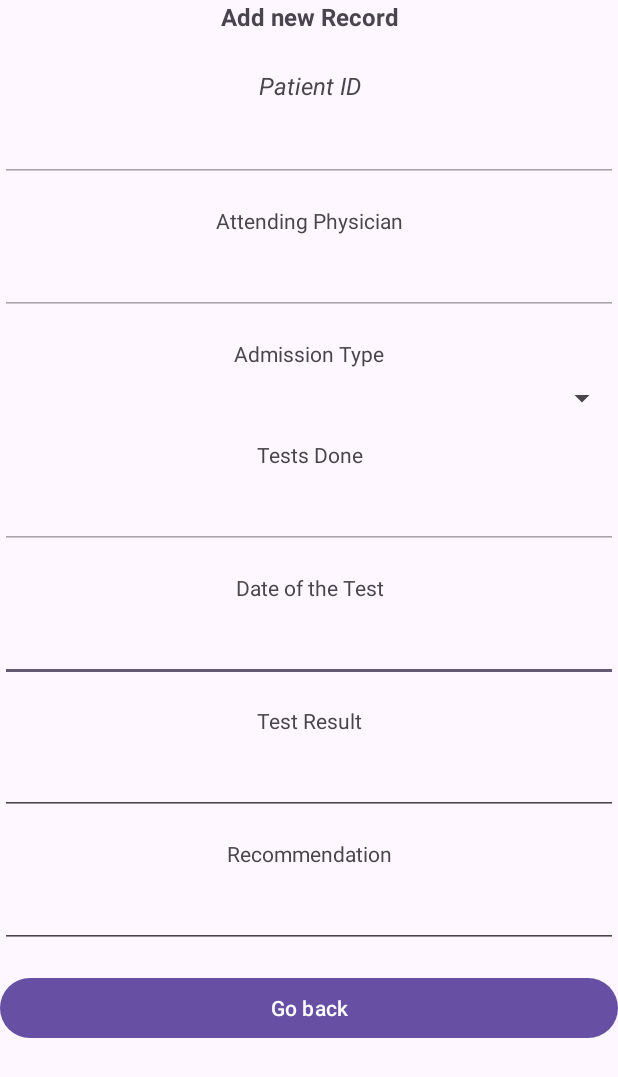
After one commit to NayrbUser00/EHR, an Android app: the Showmedicnotes screen opened directly, with no data from a screen before it, on a phone screen of 412 x 824 dp. The commit adds this screen. Shown: the top 1077 px of the screen. Run offline under Robolectric (Android 15) with nearby library versions, the phone set to English and light mode, and no system bars.

Commit message:
for saving

```diff
--- a/app/src/main/AndroidManifest.xml
+++ b/app/src/main/AndroidManifest.xml
@@ -28,6 +28,9 @@
         android:supportsRtl="true"
         android:theme="@style/Theme.MyApplicationasa"
         tools:targetApi="31">
+        <activity
+            android:name=".Showmedicnotes"
+            android:exported="false" />
         <activity
             android:name=".Addnotes"
             android:exported="false" />
--- /dev/null
+++ b/app/src/main/java/com/example/myapplicationasa/Showmedicnotes.java
@@ -0,0 +1,24 @@
+package com.example.myapplicationasa;
+
+import android.os.Bundle;
+
+import androidx.activity.EdgeToEdge;
+import androidx.appcompat.app.AppCompatActivity;
+import androidx.core.graphics.Insets;
+import androidx.core.view.ViewCompat;
+import androidx.core.view.WindowInsetsCompat;
+
+public class Showmedicnotes extends AppCompatActivity {
+
+    @Override
+    protected void onCreate(Bundle savedInstanceState) {
+        super.onCreate(savedInstanceState);
+        EdgeToEdge.enable(this);
+        setContentView(R.layout.activity_showmedicnotes);
+        ViewCompat.setOnApplyWindowInsetsListener(findViewById(R.id.main), (v, insets) -> {
+            Insets systemBars = insets.getInsets(WindowInsetsCompat.Type.systemBars());
+            v.setPadding(systemBars.left, systemBars.top, systemBars.right, systemBars.bottom);
+            return insets;
+        });
+    }
+}
--- a/app/src/main/java/com/example/myapplicationasa/documents.java
+++ b/app/src/main/java/com/example/myapplicationasa/documents.java
@@ -247,10 +247,6 @@ public class documents extends AppCompatActivity {
     }
 
 
-    public void onPdfClick(File pdfFile) {
-        openPdf(pdfFile);
-    }
-
 
     public void openPdf(File pdfFile) {
         try {
--- /dev/null
+++ b/app/src/main/res/layout/activity_showmedicnotes.xml
@@ -0,0 +1,210 @@
+<?xml version="1.0" encoding="utf-8"?>
+<ScrollView
+    xmlns:android="http://schemas.android.com/apk/res/android"
+    xmlns:app="http://schemas.android.com/apk/res-auto"
+    xmlns:tools="http://schemas.android.com/tools"
+    android:id="@+id/scrollView"
+    android:layout_width="match_parent"
+    android:layout_height="match_parent"
+    tools:context=".Addnotes">
+
+    <androidx.constraintlayout.widget.ConstraintLayout
+        android:id="@+id/main"
+        android:layout_width="match_parent"
+        android:layout_height="wrap_content"
+        android:padding="16dp">
+
+        <!-- Title -->
+        <TextView
+            android:id="@+id/textView15"
+            android:layout_width="0dp"
+            android:layout_height="wrap_content"
+            android:text="Add new Record"
+            android:textAlignment="center"
+            android:textSize="16sp"
+            android:textStyle="bold"
+            app:layout_constraintTop_toTopOf="parent"
+            app:layout_constraintStart_toStartOf="parent"
+            app:layout_constraintEnd_toEndOf="parent" />
+
+        <!-- Patient ID Label -->
+        <TextView
+            android:id="@+id/textView17"
+            android:layout_width="0dp"
+            android:layout_height="wrap_content"
+            android:layout_marginTop="24dp"
+            android:text="Patient ID"
+            android:textAlignment="center"
+            android:textSize="16sp"
+            android:textStyle="italic"
+            app:layout_constraintTop_toBottomOf="@id/textView15"
+            app:layout_constraintStart_toStartOf="parent"
+            app:layout_constraintEnd_toEndOf="parent" />
+
+        <!-- Patient ID Input -->
+        <EditText
+            android:id="@+id/showpatientid"
+            android:layout_width="0dp"
+            android:layout_height="wrap_content"
+            android:layout_marginTop="8dp"
+            android:inputType="number"
+            android:enabled="false"
+            app:layout_constraintTop_toBottomOf="@id/textView17"
+            app:layout_constraintStart_toStartOf="parent"
+            app:layout_constraintEnd_toEndOf="parent" />
+
+        <!-- Attending Physician Label -->
+        <TextView
+            android:id="@+id/textView18"
+            android:layout_width="0dp"
+            android:layout_height="wrap_content"
+            android:layout_marginTop="16dp"
+            android:text="Attending Physician"
+            android:textAlignment="center"
+            app:layout_constraintTop_toBottomOf="@id/showpatientid"
+            app:layout_constraintStart_toStartOf="parent"
+            app:layout_constraintEnd_toEndOf="parent" />
+
+        <!-- Attending Physician Input -->
+        <EditText
+            android:id="@+id/showphysician"
+            android:layout_width="0dp"
+            android:layout_height="wrap_content"
+            android:layout_marginTop="8dp"
+            android:inputType="text"
+            android:enabled="false"
+            app:layout_constraintTop_toBottomOf="@id/textView18"
+            app:layout_constraintStart_toStartOf="parent"
+            app:layout_constraintEnd_toEndOf="parent" />
+
+        <!-- Admission Type Label -->
+        <TextView
+            android:id="@+id/textView22"
+            android:layout_width="0dp"
+            android:layout_height="wrap_content"
+            android:layout_marginTop="16dp"
+            android:text="Admission Type"
+            android:textAlignment="center"
+            app:layout_constraintTop_toBottomOf="@id/showphysician"
+            app:layout_constraintStart_toStartOf="parent"
+            app:layout_constraintEnd_toEndOf="parent" />
+
+        <!-- Admission Type Spinner -->
+        <Spinner
+            android:id="@+id/spinner1"
+            android:layout_width="0dp"
+            android:layout_height="wrap_content"
+            android:layout_marginTop="8dp"
+            app:layout_constraintTop_toBottomOf="@id/textView22"
+            app:layout_constraintStart_toStartOf="parent"
+            app:layout_constraintEnd_toEndOf="parent" />
+
+        <!-- Tests Done Label -->
+        <TextView
+            android:id="@+id/textView19"
+            android:layout_width="0dp"
+            android:layout_height="wrap_content"
+            android:layout_marginTop="16dp"
+            android:text="Tests Done"
+            android:textAlignment="center"
+            app:layout_constraintTop_toBottomOf="@id/spinner1"
+            app:layout_constraintStart_toStartOf="parent"
+            app:layout_constraintEnd_toEndOf="parent" />
+
+        <!-- Tests Done Input -->
+        <EditText
+            android:id="@+id/showtestdone"
+            android:layout_width="0dp"
+            android:layout_height="wrap_content"
+            android:layout_marginTop="8dp"
+            android:inputType="text"
+            android:enabled="false"
+            app:layout_constraintTop_toBottomOf="@id/textView19"
+            app:layout_constraintStart_toStartOf="parent"
+            app:layout_constraintEnd_toEndOf="parent" />
+
+        <!-- Date of the Test Label -->
+        <TextView
+            android:id="@+id/textView20"
+            android:layout_width="0dp"
+            android:layout_height="wrap_content"
+            android:layout_marginTop="16dp"
+            android:text="Date of the Test"
+            android:textAlignment="center"
+            app:layout_constraintTop_toBottomOf="@id/showtestdone"
+            app:layout_constraintStart_toStartOf="parent"
+            app:layout_constraintEnd_toEndOf="parent" />
+
+        <!-- Date of the Test Input -->
+        <EditText
+            android:id="@+id/showTextDate"
+            android:layout_width="0dp"
+            android:layout_height="wrap_content"
+            android:layout_marginTop="8dp"
+            android:inputType="date"
+            app:layout_constraintTop_toBottomOf="@id/textView20"
+            app:layout_constraintStart_toStartOf="parent"
+            app:layout_constraintEnd_toEndOf="parent" />
+
+        <!-- Test Result Label -->
+        <TextView
+            android:id="@+id/textView21"
+            android:layout_width="0dp"
+            android:layout_height="wrap_content"
+            android:layout_marginTop="16dp"
+            android:text="Test Result"
+            android:textAlignment="center"
+            app:layout_constraintTop_toBottomOf="@id/showTextDate"
+            app:layout_constraintStart_toStartOf="parent"
+            app:layout_constraintEnd_toEndOf="parent" />
+
+        <!-- Test Result Input -->
+        <EditText
+            android:id="@+id/showTresult"
+            android:layout_width="0dp"
+            android:layout_height="wrap_content"
+            android:layout_marginTop="8dp"
+            android:inputType="text"
+            app:layout_constraintTop_toBottomOf="@id/textView21"
+            app:layout_constraintStart_toStartOf="parent"
+            app:layout_constraintEnd_toEndOf="parent" />
+
+        <!-- Recommendation Label -->
+        <TextView
+            android:id="@+id/textView23"
+            android:layout_width="0dp"
+            android:layout_height="wrap_content"
+            android:layout_marginTop="16dp"
+            android:text="Recommendation"
+            android:textAlignment="center"
+            app:layout_constraintTop_toBottomOf="@id/showTresult"
+            app:layout_constraintStart_toStartOf="parent"
+            app:layout_constraintEnd_toEndOf="parent" />
+
+        <!-- Recommendation Input -->
+        <EditText
+            android:id="@+id/showTextTextMultiLine"
+            android:layout_width="0dp"
+            android:layout_height="wrap_content"
+            android:layout_marginTop="8dp"
+            android:gravity="start|top"
+            android:inputType="textMultiLine"
+            android:scrollbars="vertical"
+            app:layout_constraintTop_toBottomOf="@id/textView23"
+            app:layout_constraintStart_toStartOf="parent"
+            app:layout_constraintEnd_toEndOf="parent" />
+
+        <!-- Save Button -->
+        <Button
+            android:id="@+id/btnBack"
+            android:layout_width="0dp"
+            android:layout_height="wrap_content"
+            android:layout_marginTop="16dp"
+            android:text="Go back"
+            app:layout_constraintTop_toBottomOf="@id/showTextTextMultiLine"
+            app:layout_constraintStart_toStartOf="parent"
+            app:layout_constraintEnd_toEndOf="parent"
+            app:layout_constraintBottom_toBottomOf="parent" />
+
+    </androidx.constraintlayout.widget.ConstraintLayout>
+</ScrollView>
```
Also changed, not shown: app/src/main/java/com/example/myapplicationasa/Addnotes.java (+58 -9 lines), app/src/main/java/com/example/myapplicationasa/MedicalNotes.java (+28 -14 lines), app/src/main/java/com/example/myapplicationasa/NoteAdapter.java (+29 -69 lines), app/src/main/java/com/example/myapplicationasa/diagnosis.java (+45 -34 lines).
